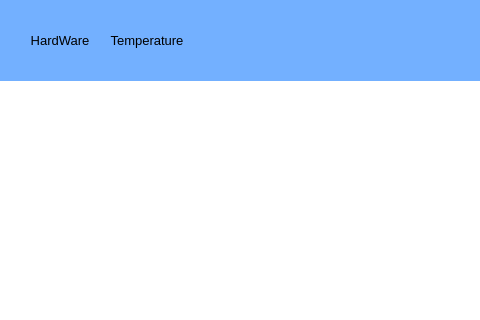
The window that BLHardwareScaner/BLHardwareScaner/Ui/MainWindow.ui (BurnellLiu/LiuProject) describes before a commit, drawn with Qt 5; both pictures show x 0 to 480 and y 0 to 320 of the 800 by 540 pixel window.
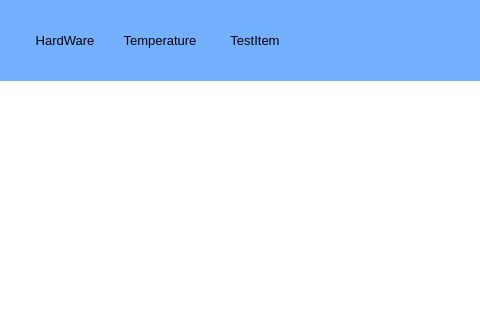
The same window after the commit.

```diff
--- a/BLHardwareScaner/BLHardwareScaner/Ui/MainWindow.ui
+++ b/BLHardwareScaner/BLHardwareScaner/Ui/MainWindow.ui
@@ -53,7 +53,7 @@
           </property>
           <property name="minimumSize">
            <size>
-            <width>80</width>
+            <width>90</width>
             <height>70</height>
            </size>
           </property>
@@ -94,7 +94,7 @@
           </property>
           <property name="minimumSize">
            <size>
-            <width>80</width>
+            <width>90</width>
             <height>70</height>
            </size>
           </property>
@@ -119,6 +119,41 @@
           </property>
          </widget>
         </item>
+        <item>
+         <widget class="QToolButton" name="toolButtonTestItem">
+          <property name="sizePolicy">
+           <sizepolicy hsizetype="Fixed" vsizetype="Expanding">
+            <horstretch>0</horstretch>
+            <verstretch>0</verstretch>
+           </sizepolicy>
+          </property>
+          <property name="minimumSize">
+           <size>
+            <width>90</width>
+            <height>70</height>
+           </size>
+          </property>
+          <property name="font">
+           <font>
+            <family>Microsoft YaHei UI</family>
+            <pointsize>10</pointsize>
+           </font>
+          </property>
+          <property name="styleSheet">
+           <string notr="true">QToolButton#toolButtonTestItem
+{
+	border-style: none;
+}
+QToolButton#toolButtonTestItem:hover
+{
+    background-color: rgb(167, 205, 255)
+}</string>
+          </property>
+          <property name="text">
+           <string>TestItem</string>
+          </property>
+         </widget>
+        </item>
         <item>
          <spacer name="horizontalSpacer">
           <property name="orientation">
```
